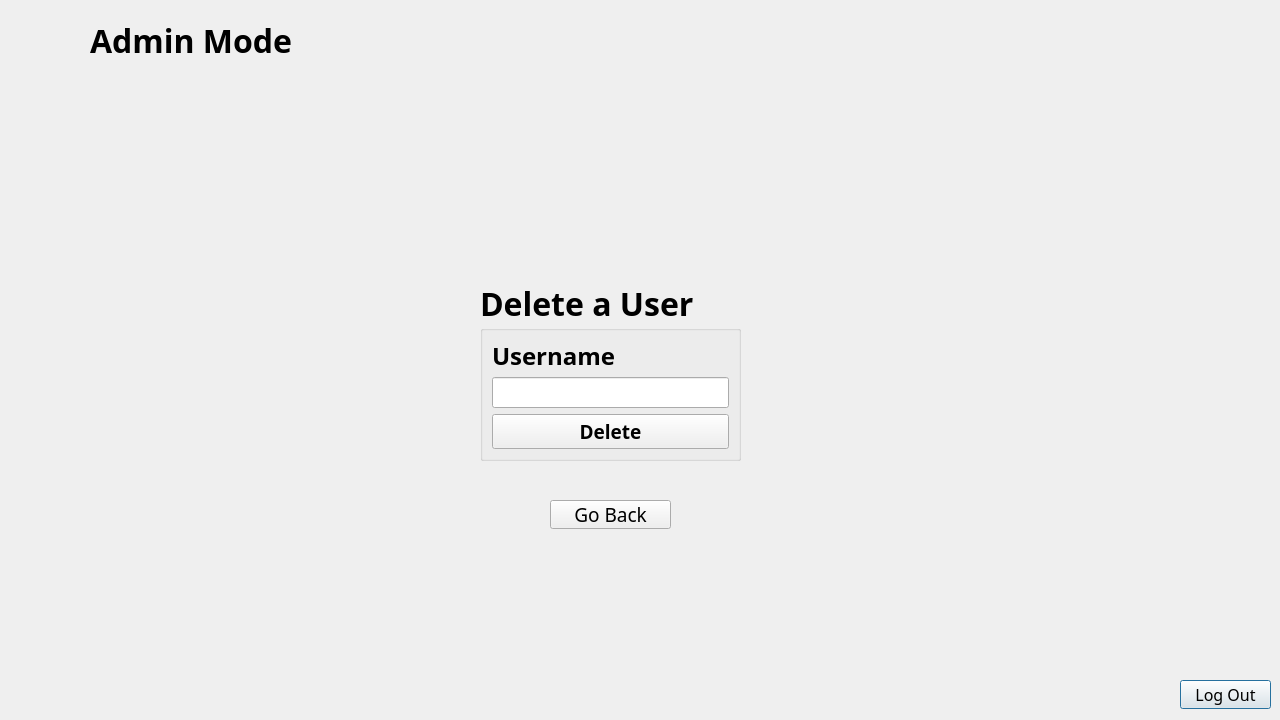
The window that FormulaManager/admin.ui (AtuLxCE/formula-encyclopaedia) describes before a commit, drawn with Qt 5.
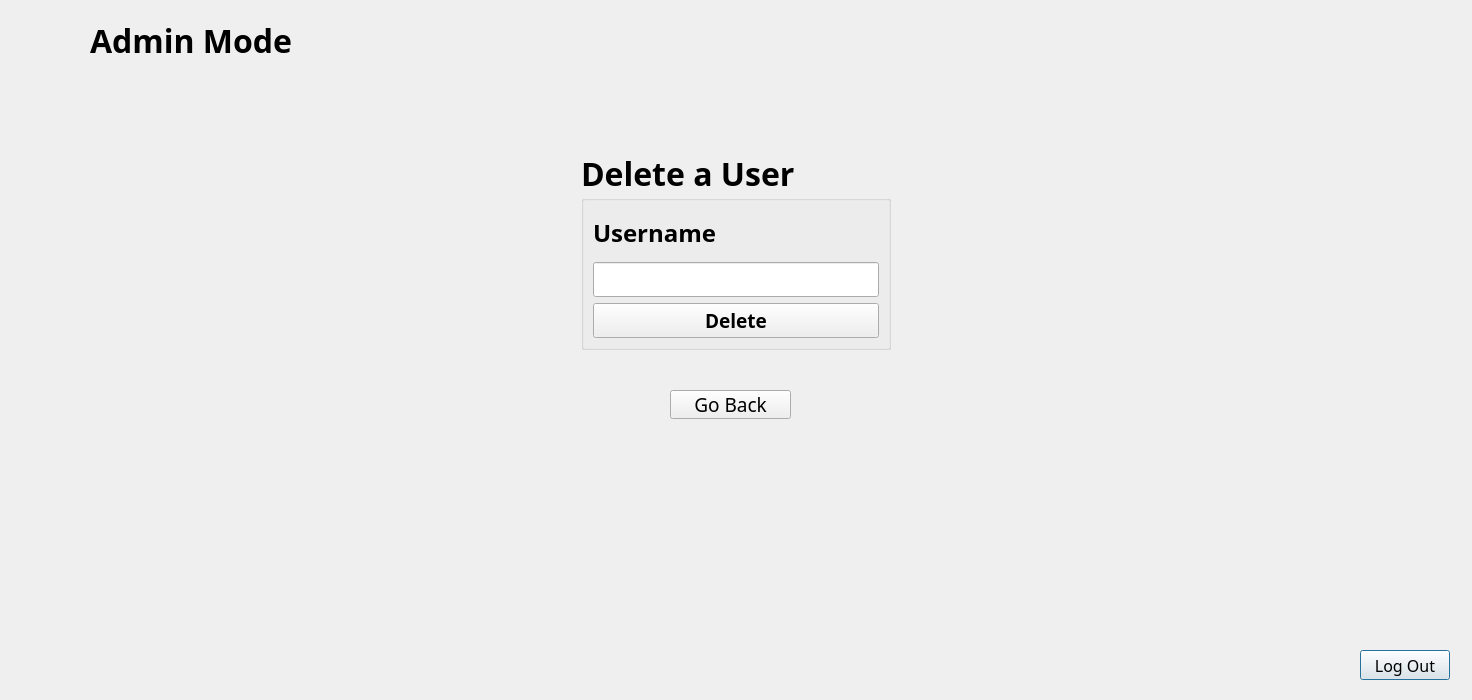
The same window after the commit. The open tabs and pages were chosen to show the change. Icons and pictures are not drawn.

Commit message: Fixed the positions of buttons in Ui

What changed in the file:
```diff
--- a/FormulaManager/admin.ui
+++ b/FormulaManager/admin.ui
@@ -6,8 +6,8 @@
    <rect>
     <x>0</x>
     <y>0</y>
-    <width>1280</width>
-    <height>720</height>
+    <width>1472</width>
+    <height>700</height>
    </rect>
   </property>
   <property name="windowTitle">
@@ -25,8 +25,8 @@
     <rect>
      <x>20</x>
      <y>10</y>
-     <width>61</width>
-     <height>61</height>
+     <width>60</width>
+     <height>60</height>
     </rect>
    </property>
    <property name="text">
@@ -44,8 +44,8 @@
     <rect>
      <x>90</x>
      <y>10</y>
-     <width>211</width>
-     <height>61</height>
+     <width>210</width>
+     <height>60</height>
     </rect>
    </property>
    <property name="font">
@@ -62,10 +62,10 @@
   <widget class="QPushButton" name="pushButton">
    <property name="geometry">
     <rect>
-     <x>1180</x>
-     <y>680</y>
-     <width>91</width>
-     <height>29</height>
+     <x>1360</x>
+     <y>650</y>
+     <width>90</width>
+     <height>30</height>
     </rect>
    </property>
    <property name="font">
@@ -87,10 +87,10 @@
   <widget class="QStackedWidget" name="stackedWidget">
    <property name="geometry">
     <rect>
-     <x>10</x>
-     <y>150</y>
-     <width>1261</width>
-     <height>501</height>
+     <x>0</x>
+     <y>90</y>
+     <width>1472</width>
+     <height>570</height>
     </rect>
    </property>
    <property name="currentIndex">
@@ -288,10 +288,10 @@
     <widget class="QGroupBox" name="groupBox_7">
      <property name="geometry">
       <rect>
-       <x>470</x>
-       <y>130</y>
-       <width>261</width>
-       <height>181</height>
+       <x>581</x>
+       <y>60</y>
+       <width>310</width>
+       <height>200</height>
       </rect>
      </property>
      <property name="font">
@@ -358,8 +358,8 @@
     <widget class="QPushButton" name="pushButton_10">
      <property name="geometry">
       <rect>
-       <x>540</x>
-       <y>350</y>
+       <x>670</x>
+       <y>300</y>
        <width>121</width>
        <height>29</height>
       </rect>
```
Left out of the diff: 28 changed lines with no effect on the pictures. The commit also changes 4 other files.
